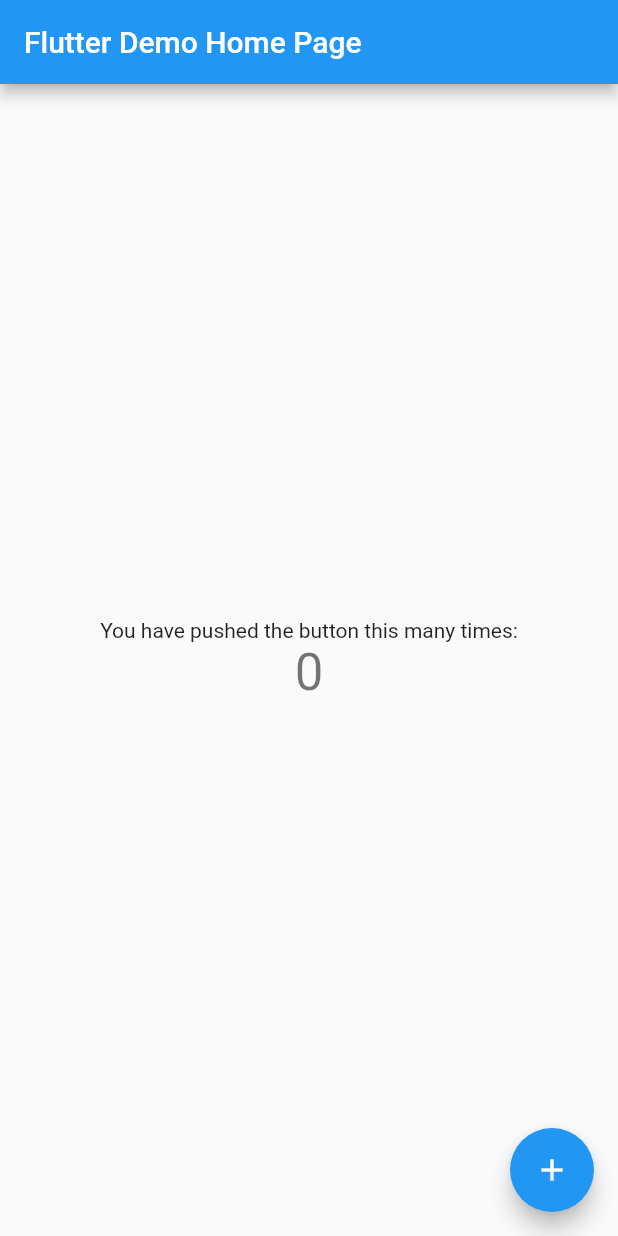
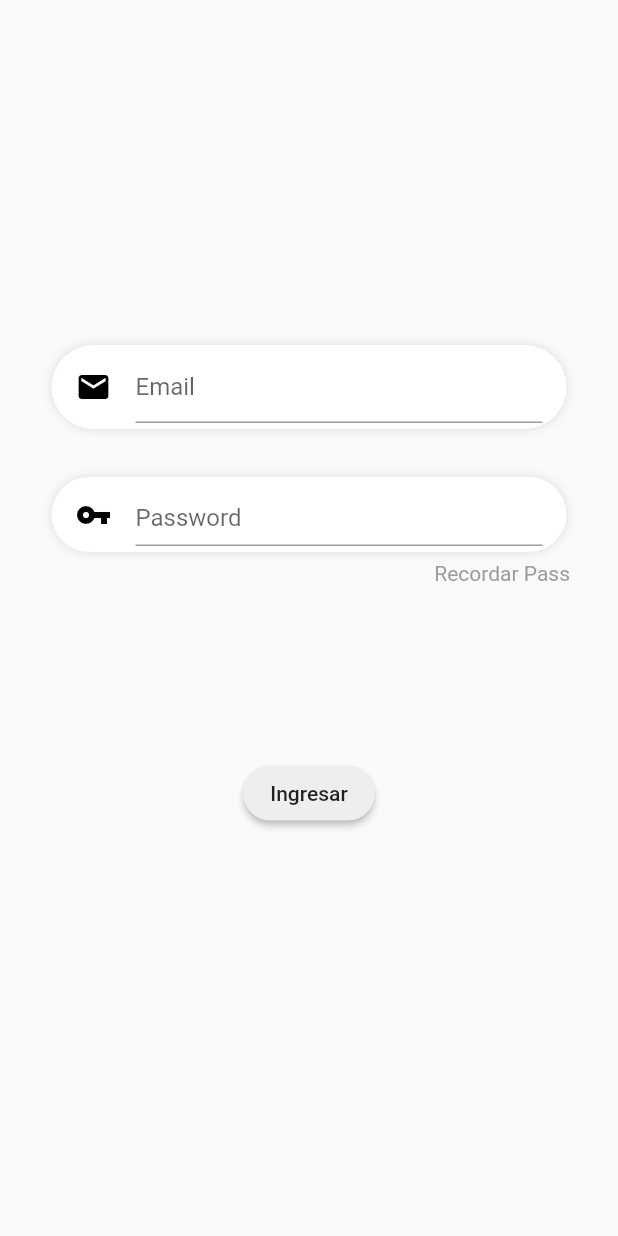
Before and after one commit to moises7155/proyectos, a Flutter app: the screen it shows after launch, on a phone screen of 412 x 824 dp. Run offline on Flutter 3.47's test engine with Material 2 defaults, Android fonts, the phone set to English and light mode, and no system bars; our stand-ins replace shared_preferences; accounts and stored records are empty.

Commit message:
Login-móvil

```diff
--- a/movil/lib/main.dart
+++ b/movil/lib/main.dart
@@ -1,111 +1,192 @@
+import 'dart:convert';
+
 import 'package:flutter/material.dart';
+import 'package:movil/pages/home.dart';
+import 'package:http/http.dart' as http;
+import 'package:shared_preferences/shared_preferences.dart';
 
-void main() => runApp(MyApp());
+void main() => runApp(LoginApp());
 
-class MyApp extends StatelessWidget {
-  // This widget is the root of your application.
+String username;
+
+class LoginApp extends StatelessWidget {
  @override
   Widget build(BuildContext context) {
     return MaterialApp(
-      title: 'Flutter Demo',
-      theme: ThemeData(
-        // This is the theme of your application.
-        //
-        // Try running your application with "flutter run". You'll see the
-        // application has a blue toolbar. Then, without quitting the app, try
-        // changing the primarySwatch below to Colors.green and then invoke
-        // "hot reload" (press "r" in the console where you ran "flutter run",
-        // or simply save your changes to "hot reload" in a Flutter IDE).
-        // Notice that the counter didn't reset back to zero; the application
-        // is not restarted.
-        primarySwatch: Colors.blue,
-      ),
-      home: MyHomePage(title: 'Flutter Demo Home Page'),
+      debugShowCheckedModeBanner: false,
+      title: 'Login',
+      home: LoginPage(),
+      routes: <String, WidgetBuilder>{
+        '/home': (BuildContext context) => new Home(),
+      },
     );
   }
 }
-
-class MyHomePage extends StatefulWidget {
-  MyHomePage({Key key, this.title}) : super(key: key);
-
-  // This widget is the home page of your application. It is stateful, meaning
-  // that it has a State object (defined below) that contains fields that affect
-  // how it looks.
-
-  // This class is the configuration for the state. It holds the values (in this
-  // case the title) provided by the parent (in this case the App widget) and
-  // used by the build method of the State. Fields in a Widget subclass are
-  // always marked "final".
-
-  final String title;
-
-  @override
-  _MyHomePageState createState() => _MyHomePageState();
+class LoginPage extends StatefulWidget {
+  _LoginPageState createState() => _LoginPageState();
 }
 
-class _MyHomePageState extends State<MyHomePage> {
-  int _counter = 0;
+class _LoginPageState extends State<LoginPage> {
+  TextEditingController controlleremail = new TextEditingController();
+  TextEditingController controllerpassword = new TextEditingController();
 
-  void _incrementCounter() {
-    setState(() {
-      // This call to setState tells the Flutter framework that something has
-      // changed in this State, which causes it to rerun the build method below
-      // so that the display can reflect the updated values. If we changed
-      // _counter without calling setState(), then the build method would not be
-      // called again, and so nothing would appear to happen.
-      _counter++;
-    });
+  String mensaje = '';
+
+  login(String email, password)async{
+    SharedPreferences sharedPreferences = await SharedPreferences.getInstance();
+    var response = await http.post("http://192.168.1.71/smoke/api_login.php",
+    body: jsonEncode(<String, String> {'email': email, 'password': password}));
+    var respuesta = json.decode(response.body);
+    print(respuesta['success']);
+    print('token generado:' + respuesta['token']);
+    if(respuesta['success'] == 1){
+      sharedPreferences.setString("token", respuesta['token']);
+      Navigator.of(context).pushAndRemoveUntil(MaterialPageRoute(builder: (BuildContext context) => Home()), (Route<dynamic> route)=> false);
+    }else{
+      print('Error de credenciales');
+    }
   }
 
   @override
   Widget build(BuildContext context) {
-    // This method is rerun every time setState is called, for instance as done
-    // by the _incrementCounter method above.
-    //
-    // The Flutter framework has been optimized to make rerunning build methods
-    // fast, so that you can just rebuild anything that needs updating rather
-    // than having to individually change instances of widgets.
     return Scaffold(
-      appBar: AppBar(
-        // Here we take the value from the MyHomePage object that was created by
-        // the App.build method, and use it to set our appbar title.
-        title: Text(widget.title),
+       resizeToAvoidBottomPadding: false,
+       body: Form(
+         child: Column(
+           children: <Widget>[
+             new Container(
+               padding: EdgeInsets.only(top: 77.0),
+               /*child: new CircleAvatar(
+                 backgroundColor: Color(0xF81F7F3),
+                 child: new Image(
+                   width: 135,
+                   height: 135,
+                   image: new AssetImage('assets/images/usuario.jpg'),
                  ),
-      body: Center(
-        // Center is a layout widget. It takes a single child and positions it
-        // in the middle of the parent.
+               ),*/
+               width: 170.0,
+               height: 170.0,
+               decoration: BoxDecoration(
+                 shape: BoxShape.circle
+               ),
+             ),
+             Container(
+               height: MediaQuery.of(context).size.height /2,
+               width: MediaQuery.of(context).size.width,
+               padding: EdgeInsets.only(
+                 top: 60
+               ),
                child: Column(
-          // Column is also a layout widget. It takes a list of children and
-          // arranges them vertically. By default, it sizes itself to fit its
-          // children horizontally, and tries to be as tall as its parent.
-          //
-          // Invoke "debug painting" (press "p" in the console, choose the
-          // "Toggle Debug Paint" action from the Flutter Inspector in Android
-          // Studio, or the "Toggle Debug Paint" command in Visual Studio Code)
-          // to see the wireframe for each widget.
-          //
-          // Column has various properties to control how it sizes itself and
-          // how it positions its children. Here we use mainAxisAlignment to
-          // center the children vertically; the main axis here is the vertical
-          // axis because Columns are vertical (the cross axis would be
-          // horizontal).
-          mainAxisAlignment: MainAxisAlignment.center,
                  children: <Widget>[
-            Text(
-              'You have pushed the button this many times:',
+                   Container(
+                     width: MediaQuery.of(context).size.width / 1.2,
+                     padding: EdgeInsets.only(
+                       top: 4, left: 16, right: 16, bottom: 4
                      ),
-            Text(
-              '$_counter',
-              style: Theme.of(context).textTheme.display1,
+                     decoration: BoxDecoration(
+                       borderRadius: BorderRadius.all(Radius.circular(50)),
+                       color: Colors.white,
+                       boxShadow: [
+                         BoxShadow(
+                           color: Colors.black12,
+                           blurRadius: 5
+                         )
+                       ]
+                     ),
+                     child: TextFormField(
+                       controller: controlleremail,
+                       decoration: InputDecoration(
+                         icon: Icon(
+                           Icons.email,
+                           color: Colors.black,
+                         ),
+                         hintText: 'Email'
+                       ),
+                     ),
+                   ),
+                   Container(
+                     width: MediaQuery.of(context).size.width / 1.2,
+                     height:50,
+                     margin: EdgeInsets.only(
+                       top: 32
+                     ),
+                     padding: EdgeInsets.only(
+                       top:4, left: 16, right: 16, bottom:4
+                     ),
+                     decoration: BoxDecoration(
+                       borderRadius: BorderRadius.all(Radius.circular(50)),
+                       color: Colors.white,
+                       boxShadow:[
+                         BoxShadow(
+                           color: Colors.black12,
+                           blurRadius: 5
+                         )
+                       ]
+                     ),
+                     child: TextField(
+                       controller: controllerpassword,
+                       obscureText: true,
+                       decoration: InputDecoration(
+                         icon: Icon (
+                           Icons.vpn_key,
+                           color: Colors.black,
+                         ),
+                         hintText: 'Password'
+                       ),
+                     ),
+                   ),
+                   Align(
+                     alignment: Alignment.centerRight,
+                     child: Padding(
+                       padding: const EdgeInsets.only(
+                         top: 6,
+                         right: 32,
+                       ),
+                       child: Text(
+                         'Recordar Pass',
+                         style: TextStyle(
+                           color: Colors.grey,
+                          ),
+                       ),
+                     ),
+                   ),
+                   Spacer(),
+                   Column (
+                      mainAxisSize: MainAxisSize.min,
+                       mainAxisAlignment: MainAxisAlignment.spaceBetween,
+                      children: <Widget>[
+                       Row(
+                         //mainAxisAlignment: MainAxisAlignment.center,
+                          mainAxisAlignment: MainAxisAlignment.spaceEvenly,
+                         //mainAxisSize: MainAxisSize.min,
+                      //mainAxisAlignment: MainAxisAlignment.center,
+                       children: <Widget>[
+                       new RaisedButton(
+                     child: new Text("Ingresar"),
+                     color: Colors.grey[200],
+                     shape: new RoundedRectangleBorder(
+                       borderRadius: new BorderRadius.circular(30.0)
+                     ),
+                     onPressed: (){
+                       login(controlleremail.value.text, controllerpassword.value.text);
+                       //Navigator.popAndPushNamed(context, '/home');
+                     },
                    ),
                      ],
+                     )
+                      ]
                    ),
+
+
+                   Text(mensaje,
+                   style: TextStyle(fontSize: 25.0, color: Colors.red),
                   ),
-      floatingActionButton: FloatingActionButton(
-        onPressed: _incrementCounter,
-        tooltip: 'Increment',
-        child: Icon(Icons.add),
-      ), // This trailing comma makes auto-formatting nicer for build methods.
+                 ],
+               )
+             )
+           ],
+         )
+         ),
     );
   }
 }
--- /dev/null
+++ b/movil/lib/pages/home.dart
@@ -0,0 +1,30 @@
+import 'package:flutter/material.dart';
+import 'dart:async';
+import 'package:http/http.dart' as http;
+import 'package:movil/main.dart';
+import 'dart:convert';
+import 'package:shared_preferences/shared_preferences.dart';
+
+class Home extends StatelessWidget {
+  static const String _title = 'Flutter Code Sample';
+  SharedPreferences sharedPreferences;
+  @override
+ Widget build(BuildContext context) {
+    return Scaffold(
+      appBar: AppBar(
+        title: Text('Home'),
+      ),
+      body: Center(
+        child: RaisedButton(
+          onPressed: () async {
+            SharedPreferences prefs = await SharedPreferences.getInstance();
+            prefs.remove('token');
+            Navigator.pushReplacement(context,
+                MaterialPageRoute(builder: (BuildContext ctx) => LoginApp()));
+          },
+          child: Text('Logout'),
+        ),
+      ),
+    );
+  }
+}
```
Also changed, not shown: movil/pubspec.yaml (+4 -49 lines), movil/pubspec.lock, 1 other file. Lines whose indentation alone changed are shown as unchanged.
